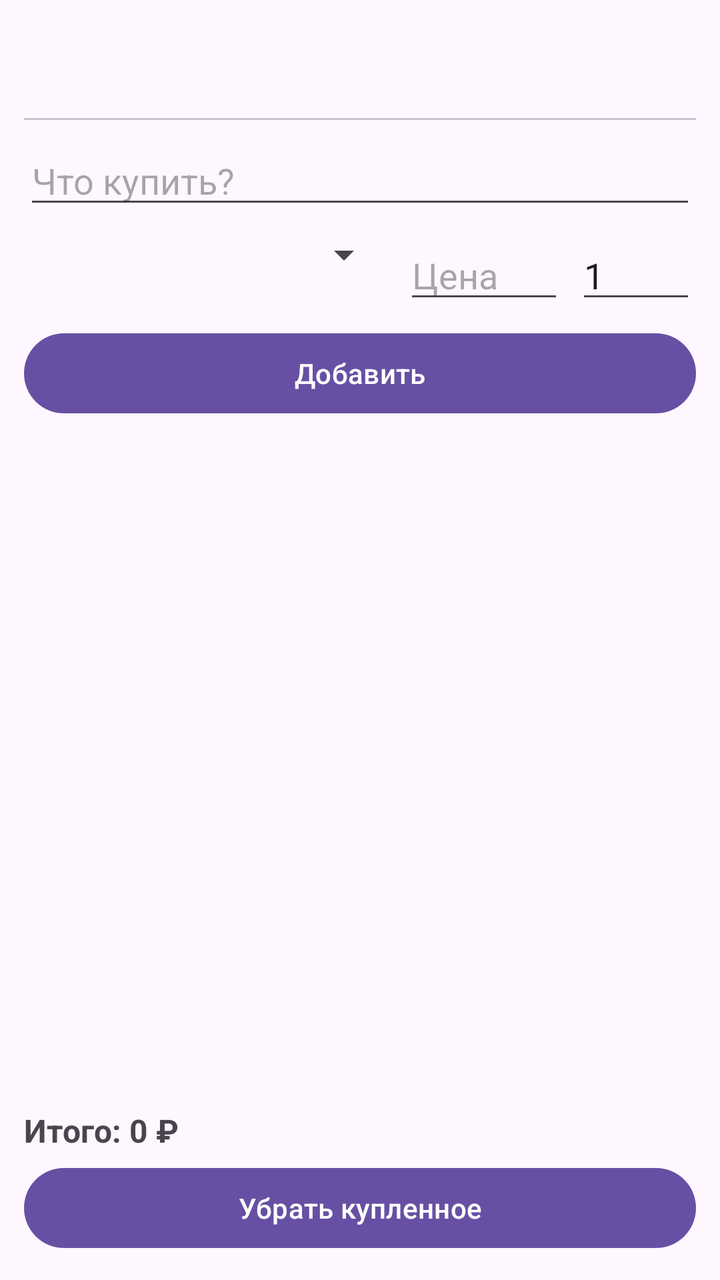
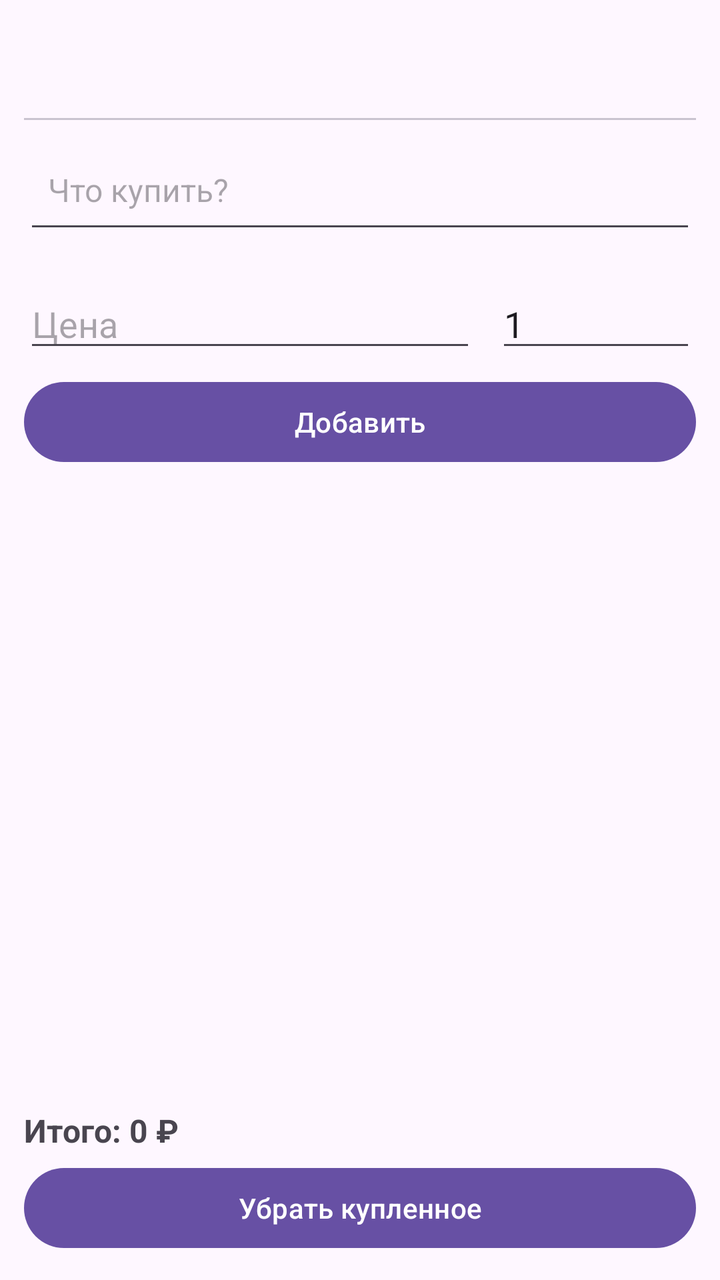

Compare the two renders of this Android layout. The source of the first and the diff that turns it into the second are given below.
<!-- AndroidManifest.xml: application theme Theme.Material3.DayNight -->
<!-- res/layout/activity_main.xml -->
<?xml version="1.0" encoding="utf-8"?>
<LinearLayout xmlns:android="http://schemas.android.com/apk/res/android"
    xmlns:app="http://schemas.android.com/apk/res-auto"
    android:layout_width="match_parent"
    android:layout_height="match_parent"
    android:orientation="vertical"
    android:padding="12dp">

    <com.google.android.material.tabs.TabLayout
        android:id="@+id/tabLayout"
        android:layout_width="match_parent"
        android:layout_height="wrap_content"
        android:layout_marginBottom="8dp"
        app:tabMode="scrollable" />

    <AutoCompleteTextView
        android:id="@+id/editItem"
        android:layout_width="match_parent"
        android:layout_height="wrap_content"
        android:hint="@string/hint_new_item"
        android:completionThreshold="1"
        android:inputType="textCapSentences" />

    <LinearLayout
        android:layout_width="match_parent"
        android:layout_height="wrap_content"
        android:orientation="horizontal"
        android:layout_marginTop="6dp">

        <Spinner
            android:id="@+id/spinnerCategory"
            android:layout_width="0dp"
            android:layout_height="wrap_content"
            android:layout_weight="1" />

        <EditText
            android:id="@+id/editPrice"
            android:layout_width="80dp"
            android:layout_height="wrap_content"
            android:layout_marginStart="6dp"
            android:hint="@string/hint_price"
            android:inputType="numberDecimal" />

        <EditText
            android:id="@+id/editQuantity"
            android:layout_width="60dp"
            android:layout_height="wrap_content"
            android:layout_marginStart="6dp"
            android:hint="@string/hint_qty"
            android:inputType="number"
            android:text="1" />
    </LinearLayout>

    <Button
        android:id="@+id/btnAdd"
        android:layout_width="match_parent"
        android:layout_height="wrap_content"
        android:layout_marginTop="6dp"
        android:text="@string/add" />

    <androidx.recyclerview.widget.RecyclerView
        android:id="@+id/recycler"
        android:layout_width="match_parent"
        android:layout_height="0dp"
        android:layout_weight="1"
        android:layout_marginTop="8dp" />

    <TextView
        android:id="@+id/textTotal"
        android:layout_width="match_parent"
        android:layout_height="wrap_content"
        android:paddingTop="8dp"
        android:paddingBottom="4dp"
        android:textSize="16sp"
        android:textStyle="bold"
        android:text="@string/total_zero" />

    <Button
        android:id="@+id/btnClearDone"
        android:layout_width="match_parent"
        android:layout_height="wrap_content"
        android:text="@string/clear_done" />
</LinearLayout>
<!-- resources referenced by this layout -->
<resources>
  <string name="add">Добавить</string>
  <string name="clear_done">Убрать купленное</string>
  <string name="hint_new_item">Что купить?</string>
  <string name="hint_price">Цена</string>
  <string name="hint_qty">Кол-во</string>
  <string name="total_zero">Итого: 0 ₽</string>
</resources>

<!-- the commit's change to res/layout/activity_main.xml (unified diff, before → after) -->
@@ -19,33 +19,48 @@
         android:layout_height="wrap_content"
         android:hint="@string/hint_new_item"
         android:completionThreshold="1"
-        android:inputType="textCapSentences" />
+        android:inputType="textCapSentences"
+        android:paddingTop="16dp"
+        android:paddingBottom="16dp"
+        android:paddingStart="12dp"
+        android:paddingEnd="12dp"
+        android:textSize="16sp" />
+
+    <HorizontalScrollView
+        android:layout_width="match_parent"
+        android:layout_height="wrap_content"
+        android:layout_marginTop="8dp"
+        android:scrollbars="none">
+
+        <com.google.android.material.chip.ChipGroup
+            android:id="@+id/chipGroup"
+            android:layout_width="wrap_content"
+            android:layout_height="wrap_content"
+            app:singleSelection="true"
+            app:selectionRequired="true"
+            app:singleLine="true"
+            app:chipSpacingHorizontal="6dp" />
+    </HorizontalScrollView>
 
     <LinearLayout
         android:layout_width="match_parent"
         android:layout_height="wrap_content"
         android:orientation="horizontal"
-        android:layout_marginTop="6dp">
-
-        <Spinner
-            android:id="@+id/spinnerCategory"
-            android:layout_width="0dp"
-            android:layout_height="wrap_content"
-            android:layout_weight="1" />
+        android:layout_marginTop="10dp">
 
         <EditText
             android:id="@+id/editPrice"
-            android:layout_width="80dp"
+            android:layout_width="0dp"
             android:layout_height="wrap_content"
-            android:layout_marginStart="6dp"
+            android:layout_weight="1"
             android:hint="@string/hint_price"
             android:inputType="numberDecimal" />
 
         <EditText
             android:id="@+id/editQuantity"
-            android:layout_width="60dp"
+            android:layout_width="100dp"
             android:layout_height="wrap_content"
-            android:layout_marginStart="6dp"
+            android:layout_marginStart="10dp"
             android:hint="@string/hint_qty"
             android:inputType="number"
             android:text="1" />
